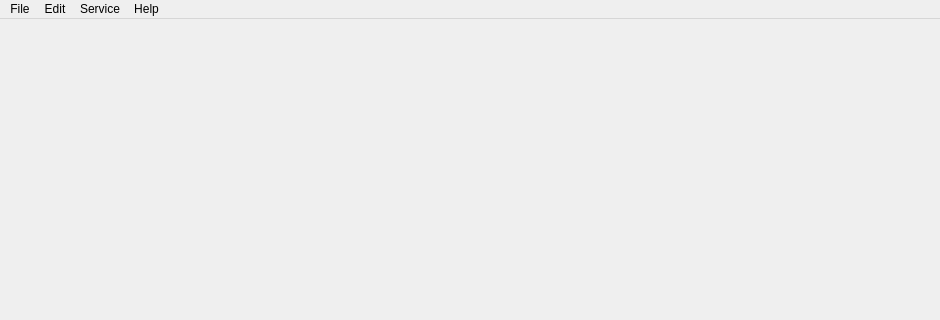
Qt form mainwindow.ui (caxapyk/TPointer) before a commit; both pictures show x 0 to 940 and y 0 to 320 of the 940 by 600 pixel window.
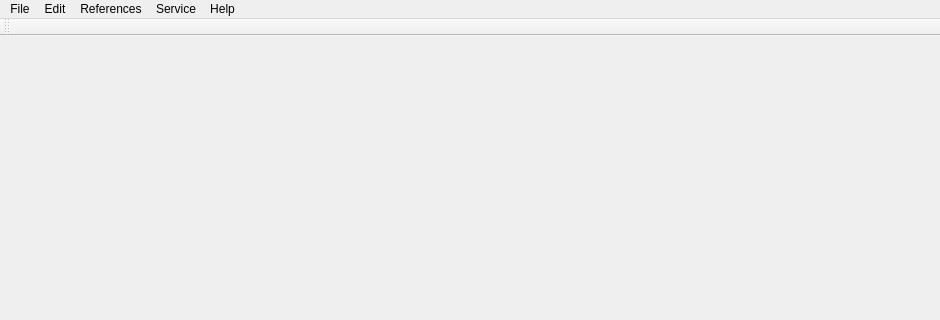
The same form after that commit. Icons and pictures are not drawn.

Commit message: sync_v1 dialog, features dialog, general refactoring, top menu actions in progress

```diff
--- a/mainwindow.ui
+++ b/mainwindow.ui
@@ -87,12 +87,31 @@
     <addaction name="action_fundList"/>
     <addaction name="action_param"/>
    </widget>
+   <widget class="QMenu" name="menu_references">
+    <property name="title">
+     <string>References</string>
+    </property>
+    <addaction name="action_fundList"/>
+    <addaction name="action_features"/>
+   </widget>
    <addaction name="menu_file"/>
    <addaction name="menu_edit"/>
+   <addaction name="menu_references"/>
    <addaction name="menu_service"/>
    <addaction name="menu_help"/>
   </widget>
   <widget class="QStatusBar" name="statusbar"/>
+  <widget class="QToolBar" name="toolBar">
+   <property name="windowTitle">
+    <string>toolBar</string>
+   </property>
+   <attribute name="toolBarArea">
+    <enum>TopToolBarArea</enum>
+   </attribute>
+   <attribute name="toolBarBreak">
+    <bool>false</bool>
+   </attribute>
+  </widget>
   <action name="action_new">
    <property name="icon">
     <iconset resource="resources.qrc">
```
Left out of the diff: 87 changed lines with no effect on the pictures. The commit also changes 20 other files.
